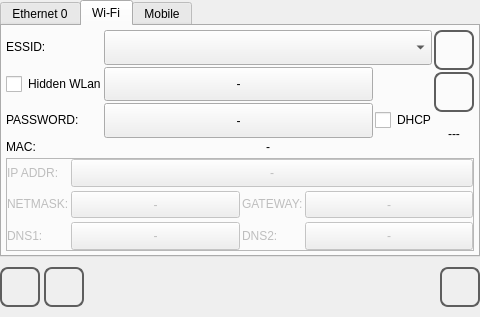
Old version of the form qt_library/ATCMsystem/net_conf.ui in the repository MECTsrl/mect_plugins.
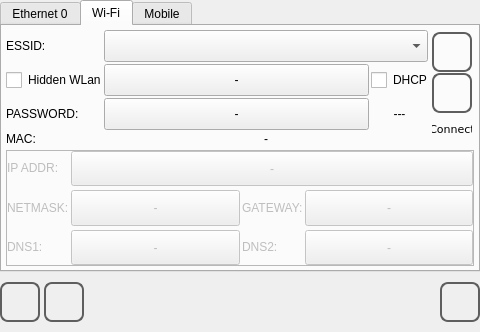
New version of the form. The open tabs and pages were chosen to show the change. Icons and pictures are not drawn.

Commit message: Feature #507 Nuova pagina di libreria net_conf (W.I.P.)

Diff of the .ui file:
```diff
--- a/qt_library/ATCMsystem/net_conf.ui
+++ b/qt_library/ATCMsystem/net_conf.ui
@@ -7,7 +7,7 @@
     <x>0</x>
     <y>0</y>
     <width>480</width>
-    <height>317</height>
+    <height>332</height>
    </rect>
   </property>
   <property name="sizePolicy">
@@ -440,31 +440,6 @@
              </property>
             </widget>
            </item>
-           <item row="2" column="3">
-            <widget class="QCheckBox" name="checkBox_wlan0_DHCP">
-             <property name="sizePolicy">
-              <sizepolicy hsizetype="Fixed" vsizetype="Fixed">
-               <horstretch>0</horstretch>
-               <verstretch>0</verstretch>
-              </sizepolicy>
-             </property>
-             <property name="minimumSize">
-              <size>
-               <width>0</width>
-               <height>30</height>
-              </size>
-             </property>
-             <property name="focusPolicy">
-              <enum>Qt::NoFocus</enum>
-             </property>
-             <property name="text">
-              <string>DHCP</string>
-             </property>
-             <property name="checked">
-              <bool>false</bool>
-             </property>
-            </widget>
-           </item>
            <item row="3" column="2" colspan="2">
             <widget class="QLabel" name="label_wlan0_MAC">
              <property name="sizePolicy">
@@ -504,11 +479,49 @@
              </property>
             </widget>
            </item>
+           <item row="1" column="3">
+            <widget class="QCheckBox" name="checkBox_wlan0_DHCP">
+             <property name="sizePolicy">
+              <sizepolicy hsizetype="Fixed" vsizetype="Fixed">
+               <horstretch>0</horstretch>
+               <verstretch>0</verstretch>
+              </sizepolicy>
+             </property>
+             <property name="minimumSize">
+              <size>
+               <width>0</width>
+               <height>30</height>
+              </size>
+             </property>
+             <property name="focusPolicy">
+              <enum>Qt::NoFocus</enum>
+             </property>
+             <property name="text">
+              <string>DHCP</string>
+             </property>
+             <property name="checked">
+              <bool>false</bool>
+             </property>
+            </widget>
+           </item>
+           <item row="2" column="3">
+            <widget class="QLabel" name="label_wlan0_signal">
+             <property name="text">
+              <string>---</string>
+             </property>
+             <property name="alignment">
+              <set>Qt::AlignCenter</set>
+             </property>
+            </widget>
+           </item>
           </layout>
          </item>
          <item>
           <layout class="QVBoxLayout" name="verticalLayout_5">
            <property name="spacing">
+            <number>1</number>
+           </property>
+           <property name="margin">
             <number>2</number>
            </property>
            <item alignment="Qt::AlignHCenter">
@@ -607,27 +620,56 @@
             </widget>
            </item>
            <item>
-            <widget class="QLabel" name="label_wlan0_signal">
+            <widget class="QLabel" name="label_Wlan_connect">
              <property name="minimumSize">
               <size>
                <width>40</width>
-               <height>40</height>
+               <height>20</height>
               </size>
              </property>
              <property name="maximumSize">
               <size>
                <width>40</width>
-               <height>40</height>
+               <height>10</height>
               </size>
              </property>
+             <property name="font">
+              <font>
+               <family>DejaVu Sans</family>
+               <pointsize>8</pointsize>
+               <weight>50</weight>
+               <italic>false</italic>
+               <bold>false</bold>
+              </font>
+             </property>
+             <property name="styleSheet">
+              <string notr="true">        font: 8pt &quot;DejaVu Sans&quot;;
+</string>
+             </property>
              <property name="text">
-              <string>---</string>
+              <string>Connect</string>
              </property>
              <property name="alignment">
               <set>Qt::AlignCenter</set>
              </property>
             </widget>
            </item>
+           <item>
+            <spacer name="verticalSpacer">
+             <property name="orientation">
+              <enum>Qt::Vertical</enum>
+             </property>
+             <property name="sizeType">
+              <enum>QSizePolicy::MinimumExpanding</enum>
+             </property>
+             <property name="sizeHint" stdset="0">
+              <size>
+               <width>20</width>
+               <height>1</height>
+              </size>
+             </property>
+            </spacer>
+           </item>
           </layout>
          </item>
         </layout>
```
Left out of the diff: 2 changed lines with no effect on the pictures. The commit also changes 3 other files.
